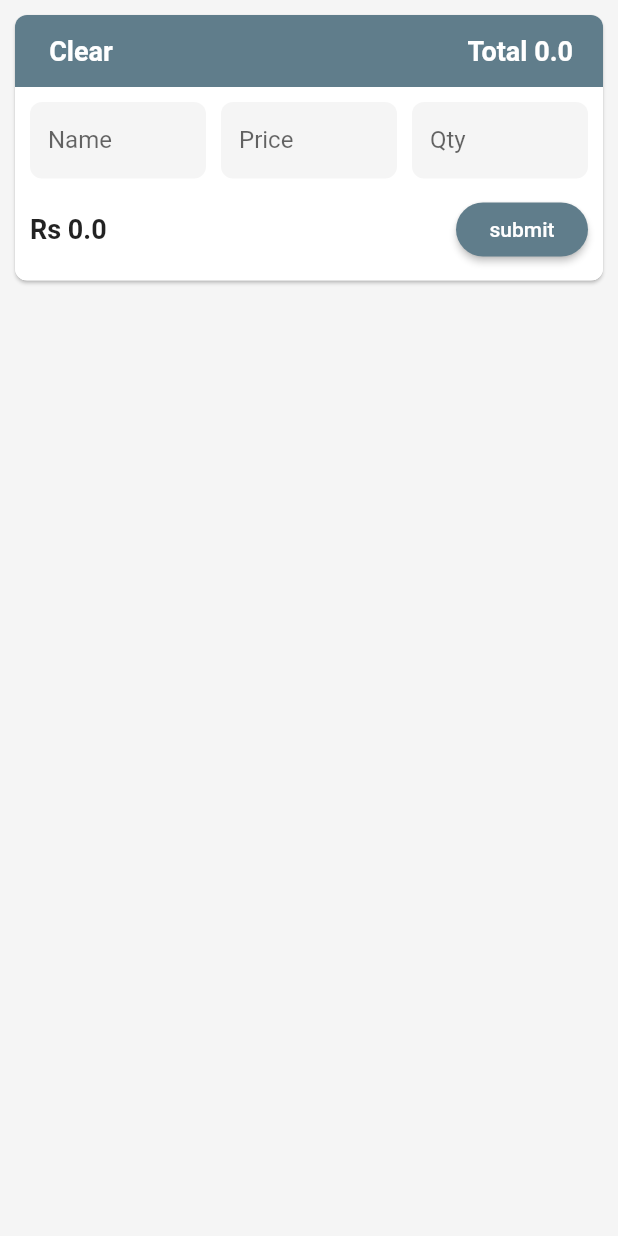
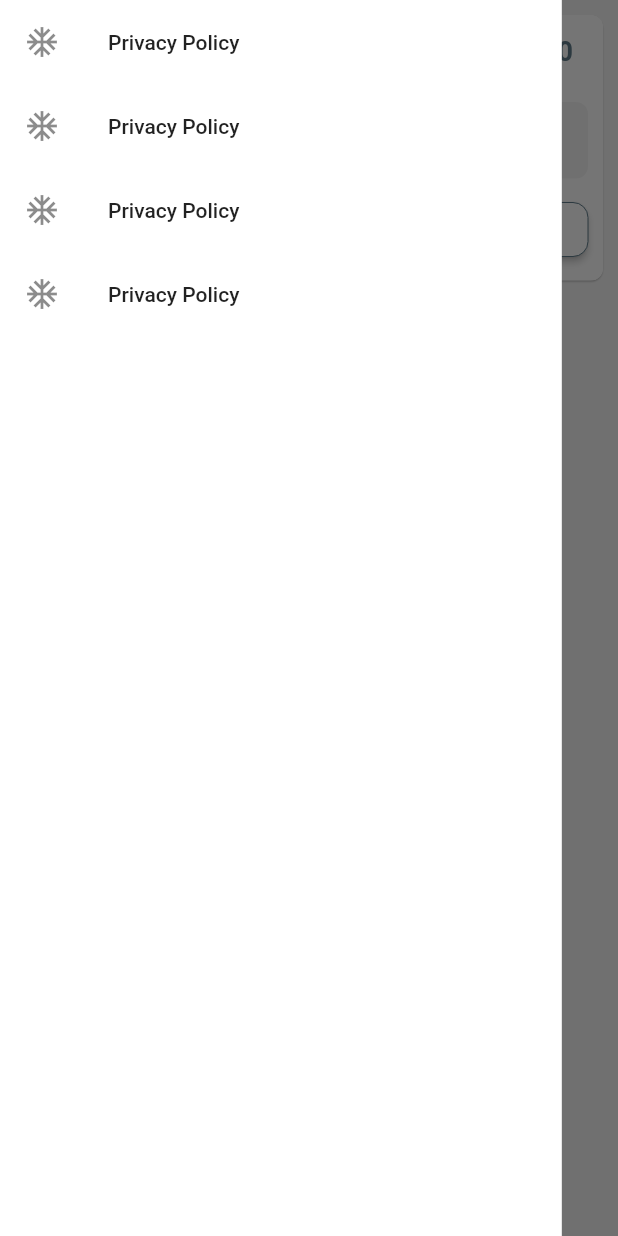
Before and after one commit to iamjithinjohnson/calculation, a Flutter app: the screen it shows after launch, in the side drawer, after a tap on "submit", on a phone screen of 412 x 824 dp. Run offline on Flutter 3.47's test engine with Material 2 defaults, Android fonts, the phone set to English and light mode, and no system bars; our stand-ins replace get, sqflite; accounts and stored records are empty.

```diff
--- a/lib/database/database.dart
+++ b/lib/database/database.dart
@@ -58,7 +58,7 @@ class DBProvider {
 
   Future<List<Client>> getAllClients() async {
     final db = await database;
-    var res = await db.query("Client");
+    var res = await db.rawQuery("SELECT * FROM Client");
     List<Client> list =
         res.isNotEmpty ? res.map((c) => Client.fromMap(c)).toList() : [];
     return list;
--- /dev/null
+++ b/lib/drawer/customdrawer.dart
@@ -0,0 +1,28 @@
+import 'package:calculation/drawer/drawerdata.dart';
+import 'package:calculation/theme/theme.dart';
+import 'package:flutter/material.dart';
+
+class CustomDrawer extends StatelessWidget {
+  final List<DrawerData> drawerdata = drawerData();
+
+  @override
+  Widget build(BuildContext context) {
+    return Container(
+      width: MediaQuery.of(context).size.width / 1.1,
+      color: white.withOpacity(1),
+      child: ListView.builder(
+          itemCount: drawerdata.length,
+          physics: BouncingScrollPhysics(),
+          scrollDirection: Axis.vertical,
+          itemBuilder: (BuildContext context, int index) {
+            return ListTile(
+              leading: drawerdata[index].icons,
+              title: drawerdata[index].name,
+              onTap: () {
+                //enter something
+              },
+            );
+          }),
+    );
+  }
+}
--- /dev/null
+++ b/lib/drawer/drawerdata.dart
@@ -0,0 +1,32 @@
+import 'package:flutter/material.dart';
+import 'package:flutter/widgets.dart';
+
+class DrawerData {
+  final Text name;
+  final Icon icons;
+  DrawerData({
+    this.name,
+    this.icons,
+  });
+}
+
+List<DrawerData> drawerData() {
+  return <DrawerData>[
+    DrawerData(
+      name: Text('Privacy Policy'),
+      icons: Icon(Icons.ac_unit_outlined),
+    ),
+    DrawerData(
+      name: Text('Privacy Policy'),
+      icons: Icon(Icons.ac_unit_outlined),
+    ),
+    DrawerData(
+      name: Text('Privacy Policy'),
+      icons: Icon(Icons.ac_unit_outlined),
+    ),
+    DrawerData(
+      name: Text('Privacy Policy'),
+      icons: Icon(Icons.ac_unit_outlined),
+    ),
+  ];
+}
--- a/lib/main.dart
+++ b/lib/main.dart
@@ -12,7 +12,7 @@ class MyApp extends StatelessWidget {
       title: 'Flutter Demo',
       debugShowCheckedModeBanner: false,
       theme: ThemeData(
-        primarySwatch: Colors.blue,
+        primarySwatch: Colors.blueGrey,
         visualDensity: VisualDensity.adaptivePlatformDensity,
       ),
       home: HomePage(),
--- a/lib/screen/homepage.dart
+++ b/lib/screen/homepage.dart
@@ -1,4 +1,5 @@
 import 'package:calculation/database/model.dart';
+import 'package:calculation/drawer/customdrawer.dart';
 import 'package:calculation/screen/show.dart';
 import 'package:calculation/theme/theme.dart';
 import 'package:flutter/material.dart';
@@ -65,57 +66,58 @@ class _HomePageState extends State<HomePage> {
         //     );
         //   },
         // ),
-        drawer: Drawer(
-          child: ListView(
-            children: [
-              ListTile(
-                leading: Icon(Icons.picture_in_picture),
-                title: Text('Gallery'),
-                onTap: () {
-                  // enter something
-                },
-              ),
-              ListTile(
-                leading: Icon(Icons.location_city),
-                title: Text('Location'),
-                onTap: () {
-                  // enter something
-                },
-              ),
-              ListTile(
-                leading: Icon(Icons.settings),
-                title: Text('Dark mode'),
-                onTap: () {
-                  setState(() {
-                    Navigator.pop(context);
+        drawer: CustomDrawer(),
+        // Drawer(
+        //   child: ListView(
+        //     children: [
+        //       ListTile(
+        //         leading: Icon(Icons.picture_in_picture),
+        //         title: Text('Gallery'),
+        //         onTap: () {
+        //           // enter something
+        //         },
+        //       ),
+        //       ListTile(
+        //         leading: Icon(Icons.location_city),
+        //         title: Text('Location'),
+        //         onTap: () {
+        //           // enter something
+        //         },
+        //       ),
+        //       ListTile(
+        //         leading: Icon(Icons.settings),
+        //         title: Text('Dark mode'),
+        //         onTap: () {
+        //           setState(() {
+        //             Navigator.pop(context);
 
-                    if (click) {
-                      darkmode(click);
-                      click = false;
-                    } else {
-                      darkmode(click);
-                      click = true;
-                    }
-                  });
-                },
-              ),
-              ListTile(
-                leading: Icon(Icons.hourglass_empty),
-                title: Text('Privacy Policy'),
-                onTap: () {
-                  //enter something
-                },
-              ),
-              ListTile(
-                leading: Icon(Icons.hourglass_empty),
-                title: Text('Terms and condition'),
-                onTap: () {
-                  //enter something
-                },
-              ),
-            ],
-          ),
-        ),
+        //             if (click) {
+        //               darkmode(click);
+        //               click = false;
+        //             } else {
+        //               darkmode(click);
+        //               click = true;
+        //             }
+        //           });
+        //         },
+        //       ),
+        //       ListTile(
+        //         leading: Icon(Icons.hourglass_empty),
+        //         title: Text('Privacy Policy'),
+        //         onTap: () {
+        //           //enter something
+        //         },
+        //       ),
+        //       ListTile(
+        //         leading: Icon(Icons.hourglass_empty),
+        //         title: Text('Terms and condition'),
+        //         onTap: () {
+        //           //enter something
+        //         },
+        //       ),
+        //     ],
+        //   ),
+        // ),
         body: SafeArea(
           child: Column(
             children: [
@@ -124,14 +126,14 @@ class _HomePageState extends State<HomePage> {
                 child: Padding(
                   padding: const EdgeInsets.all(10),
                   child: Material(
-                    elevation: 1,
+                    elevation: 0.5,
                     clipBehavior: Clip.antiAlias,
                     borderRadius: BorderRadius.circular(8),
                     child: Column(
                       children: [
                         Container(
                           padding: EdgeInsets.only(right: 20),
-                          color: darkmode(click),
+                          color: white,
                           child: Row(
                             mainAxisAlignment: MainAxisAlignment.spaceBetween,
                             children: [
@@ -139,7 +141,7 @@ class _HomePageState extends State<HomePage> {
                                 child: Text(
                                   'Clear',
                                   style: TextStyle(
-                                    color: white,
+                                    color: bluegrey,
                                     fontWeight: FontWeight.bold,
                                     fontSize: 18,
                                   ),
@@ -158,7 +160,7 @@ class _HomePageState extends State<HomePage> {
                                 child: Text(
                                   'Total $fulltotal',
                                   style: TextStyle(
-                                    color: white,
+                                    color: bluegrey,
                                     fontWeight: FontWeight.bold,
                                     fontSize: 18,
                                   ),
@@ -253,16 +255,18 @@ class _HomePageState extends State<HomePage> {
                                     ),
                                   ),
                                   RaisedButton(
-                                    color: darkmode(click),
+                                    color: white,
                                     child: Text(
                                       'submit',
                                       style: TextStyle(
-                                        color: white,
+                                        color: bluegrey,
                                       ),
                                     ),
                                     shape: RoundedRectangleBorder(
-                                      borderRadius: BorderRadius.circular(18.0),
-                                    ),
+                                        borderRadius:
+                                            BorderRadius.circular(10.0),
+                                        side: BorderSide(
+                                            color: bluegrey, width: 0)),
                                     onPressed: () {
                                       form.currentState.save();
                                       form.currentState.validate();
--- a/lib/screen/show.dart
+++ b/lib/screen/show.dart
@@ -21,16 +21,14 @@ class Show extends StatelessWidget {
     return Padding(
       padding: const EdgeInsets.only(top: 10, left: 10, right: 10),
       child: Material(
-          elevation: 1,
+          elevation: 0.5,
           clipBehavior: Clip.antiAlias,
           borderRadius: BorderRadius.circular(8),
           child: Column(
             children: [
               Table(
                 children: [
-                  TableRow(
-                      decoration: BoxDecoration(color: darkmode(click)),
-                      children: [
+                  TableRow(decoration: BoxDecoration(color: white), children: [
                     Padding(
                       padding: const EdgeInsets.all(8.0),
                       child: Column(
@@ -43,9 +41,8 @@ class Show extends StatelessWidget {
                     ),
                     Padding(
                       padding: const EdgeInsets.all(8.0),
-                          child: Column(children: [
-                            Text('Quantity', style: headtextstyle)
-                          ]),
+                      child: Column(
+                          children: [Text('Quantity', style: headtextstyle)]),
                     ),
                   ]),
                   TableRow(
@@ -82,7 +79,7 @@ class Show extends StatelessWidget {
                         'Total : $total',
                         style: TextStyle(
                           fontWeight: FontWeight.bold,
-                          fontSize: 18,
+                          fontSize: 16,
                         ),
                       ),
                       Spacer(),
@@ -98,13 +95,13 @@ class Show extends StatelessWidget {
   }
 
   TextStyle textstyle = TextStyle(
-    fontWeight: FontWeight.bold,
-    fontSize: 16,
+    fontWeight: FontWeight.normal,
+    fontSize: 15,
   );
 
   TextStyle headtextstyle = TextStyle(
-    fontWeight: FontWeight.bold,
-    color: white,
-    fontSize: 17,
+    fontWeight: FontWeight.w500,
+    color: black,
+    fontSize: 16,
   );
 }
--- a/lib/theme/theme.dart
+++ b/lib/theme/theme.dart
@@ -3,6 +3,7 @@ import 'package:flutter/material.dart';
 //  ##### COLOR #####
 
 Color bluegrey = Colors.blueGrey;
+Color black = Colors.black;
 Color blue = Colors.blue;
 Color yellow = Colors.yellow;
 Color white = Colors.white;
```
Lines whose indentation alone changed are shown as unchanged.
